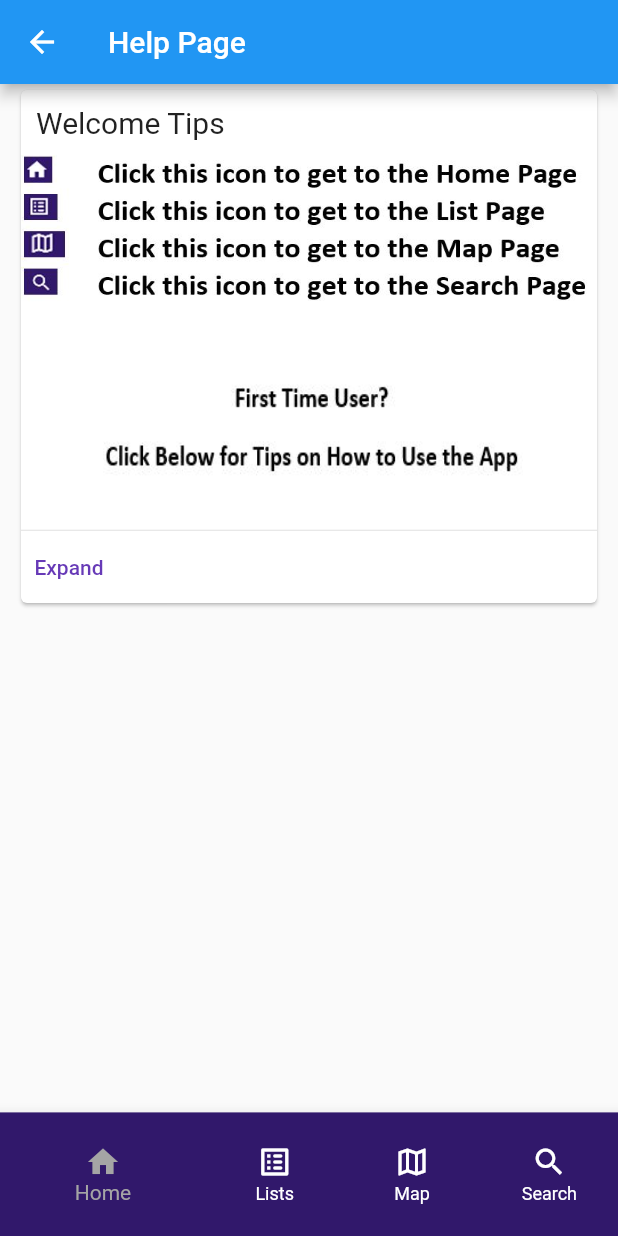
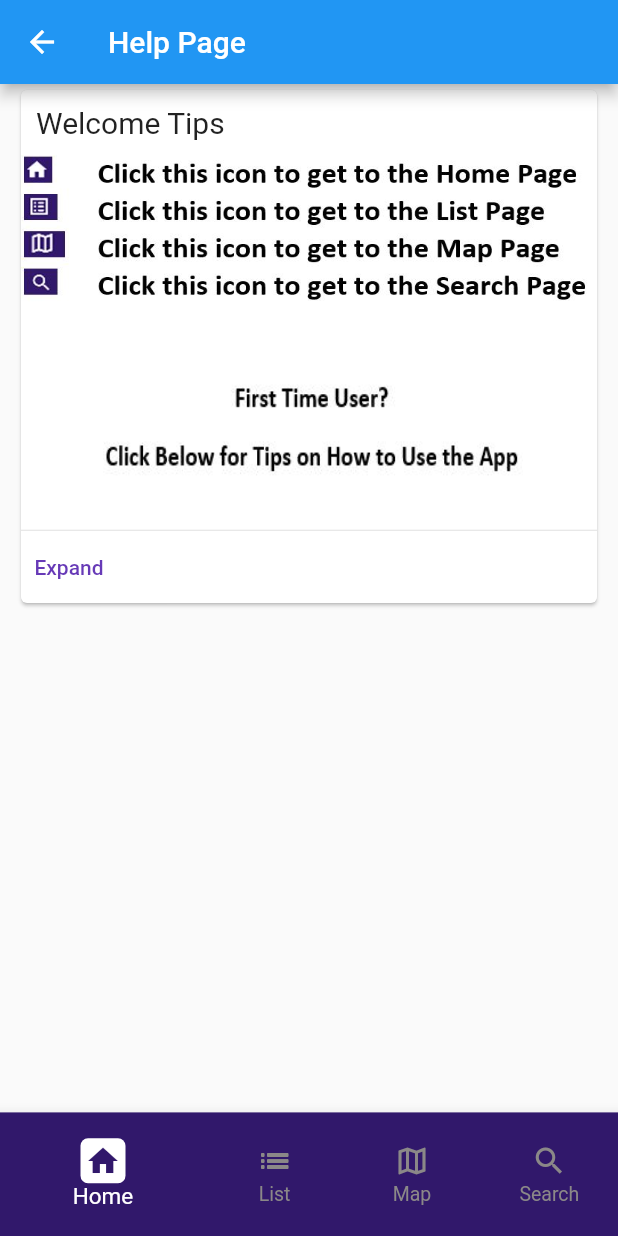
Before and after one commit to patrick-may/MapMyShopping-FlutterApp, a Flutter app: the HelpPage screen opened directly, on a phone screen of 412 x 824 dp. Run offline on Flutter 3.47's test engine with Material 2 defaults, Android fonts, the phone set to English and light mode, and no system bars; drawn by our look-alikes of expandable; our stand-ins replace csv, faker, hive, hive_flutter; accounts and stored records are empty.

Commit message:
nav bar tooling to make better visibility

```diff
--- a/flutter-final-01/map_my_shopping_v1/lib/ui/nav_bar.dart
+++ b/flutter-final-01/map_my_shopping_v1/lib/ui/nav_bar.dart
@@ -36,31 +36,74 @@ class _TopLevelNavBarState extends State<TopLevelNavBar> {
     return SizedBox(
         height: MediaQuery.of(context).size.height * 0.1,
         child: BottomNavigationBar(
-          items: const <BottomNavigationBarItem>[
+          items: <BottomNavigationBarItem>[
             BottomNavigationBarItem(
-              icon: Icon(Icons.home),
+                icon: const Icon(Icons.home),
                 label: 'Home',
-              backgroundColor: Color.fromARGB(255, 49, 24, 107),
+                backgroundColor: const Color.fromARGB(255, 49, 24, 107),
+                activeIcon: Container(
+                  height: 30,
+                  width: 30,
+                  decoration: BoxDecoration(
+                      borderRadius: BorderRadius.circular(5),
+                      color: const Color.fromARGB(255, 255, 255, 255)),
+                  child: const Icon(
+                    Icons.home,
+                    color: Color.fromARGB(255, 49, 24, 107),
                   ),
+                )),
             BottomNavigationBarItem(
-              icon: Icon(Icons.list_alt_rounded),
-              label: 'Lists',
-              backgroundColor: Color.fromARGB(255, 49, 24, 107),
+                icon: const Icon(Icons.list_sharp),
+                label: 'List',
+                backgroundColor: const Color.fromARGB(255, 49, 24, 107),
+                activeIcon: Container(
+                  height: 30,
+                  width: 30,
+                  decoration: BoxDecoration(
+                      borderRadius: BorderRadius.circular(5),
+                      color: const Color.fromARGB(255, 255, 255, 255)),
+                  child: const Icon(
+                    Icons.view_list_rounded,
+                    color: Color.fromARGB(255, 49, 24, 107),
                   ),
+                )),
             BottomNavigationBarItem(
-              icon: Icon(Icons.map_outlined),
+                icon: const Icon(Icons.map_outlined),
                 label: 'Map',
-              backgroundColor: Color.fromARGB(255, 49, 24, 107),
+                backgroundColor: const Color.fromARGB(255, 49, 24, 107),
+                activeIcon: Container(
+                  height: 30,
+                  width: 30,
+                  decoration: BoxDecoration(
+                      borderRadius: BorderRadius.circular(5),
+                      color: const Color.fromARGB(255, 255, 255, 255)),
+                  child: const Icon(
+                    Icons.map_outlined,
+                    color: Color.fromARGB(255, 49, 24, 107),
                   ),
+                )),
             BottomNavigationBarItem(
-              icon: Icon(Icons.search),
+                icon: const Icon(Icons.search),
                 label: 'Search',
-              backgroundColor: Color.fromARGB(255, 49, 24, 107),
+                backgroundColor: const Color.fromARGB(255, 49, 24, 107),
+                activeIcon: Container(
+                  height: 30,
+                  width: 30,
+                  decoration: BoxDecoration(
+                      borderRadius: BorderRadius.circular(5),
+                      color: const Color.fromARGB(255, 255, 255, 255)),
+                  child: const Icon(
+                    Icons.search,
+                    color: Color.fromARGB(255, 49, 24, 107),
                   ),
+                )),
           ],
           currentIndex: _selectedIndex,
           showUnselectedLabels: true,
-          selectedItemColor: const Color.fromARGB(255, 165, 165, 165),
+          selectedItemColor: const Color.fromARGB(255, 255, 255, 255),
+          unselectedItemColor: const Color.fromARGB(255, 139, 136, 136),
+          selectedFontSize: 15,
+          unselectedFontSize: 13,
           onTap: _onItemTapped,
         ));
   }
```
Lines whose indentation alone changed are shown as unchanged.
